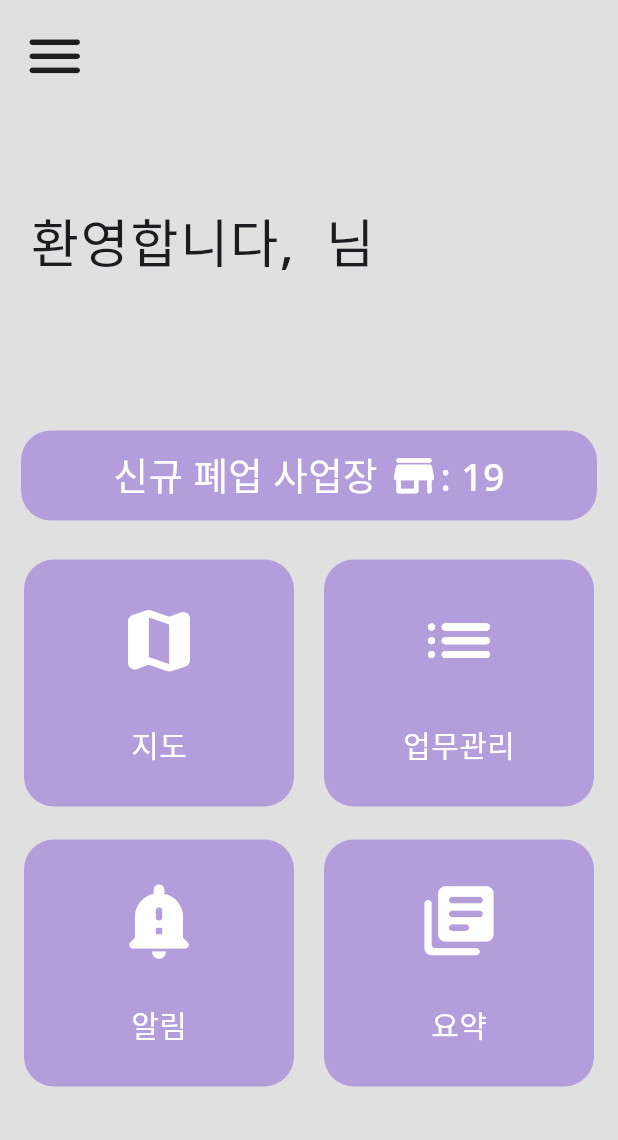
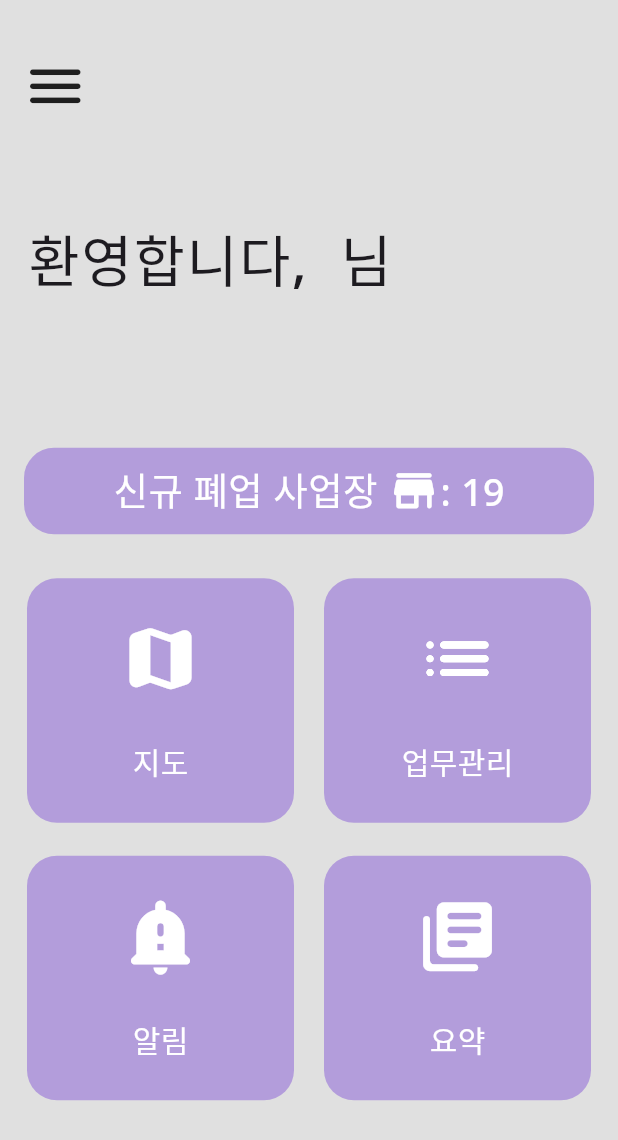
Before and after one commit to Carcassi0/ToyProject_1, a Flutter app: the screen it shows once a user with an empty profile is signed in, on a phone screen of 412 x 824 dp. Shown: the top 1140 px of the screen. Run offline on Flutter 3.47's test engine with Material 3 defaults, Android fonts, the phone set to English and light mode, and no system bars; our stand-ins replace camera, cloud_firestore, csv, firebase_auth, firebase_core, firebase_storage and 6 more; accounts and stored records are empty.

Commit message:
1. 사진 등록 이력 위아래 여백 설정 2. 업로드 사진 미리보기 화면 디자인 수정 3. 지도에서 마커 클릭시 해당 리스트뷰 카드로 스크롤 기능 추가 4. 기기별 레이아웃 대응 중

```diff
--- a/lib/camera.dart
+++ b/lib/camera.dart
@@ -25,13 +25,14 @@ class DisplayPictureScreen extends StatelessWidget {
     return Scaffold(
       backgroundColor: Theme.of(context).colorScheme.background,
       appBar: AppBar(
-        title: Text('이미지 업로드', style: GoogleFonts.bebasNeue(fontWeight: FontWeight.bold)),
+        title: Text('업로드', style: GoogleFonts.notoSans(fontWeight: FontWeight.w400)),
         leading: IconButton(
           icon: Icon(Icons.close),
           onPressed: () {
             Navigator.pop(context);
           },
         ),
+        backgroundColor: Theme.of(context).colorScheme.background,
         actions: <Widget>[
           IconButton(
             icon: const Icon(Icons.check),
--- a/lib/homePage.dart
+++ b/lib/homePage.dart
@@ -41,7 +41,7 @@ class _MyHomePageState extends State<MyHomePage> {
 
     final user = FirebaseAuth.instance.currentUser!;
 
-    var height, width;
+    double height, width;
     height = MediaQuery.of(context).size.height;
     width = MediaQuery.of(context).size.width;
 
@@ -124,7 +124,7 @@ class _MyHomePageState extends State<MyHomePage> {
             Positioned(
               left: 0,
               right: 0,
-              bottom: 50,
+              bottom: height * 0.08,
               child: ListTile(
                 leading: Icon(Icons.logout),
                 title: Text(
@@ -143,17 +143,19 @@ class _MyHomePageState extends State<MyHomePage> {
 
 
       body: SafeArea(
-        bottom: true,
+        top: true, bottom: true,
         child: SingleChildScrollView(
           scrollDirection: Axis.vertical,
           physics: const NeverScrollableScrollPhysics(),
+          child: Padding(
+            padding: const EdgeInsets.all(2.0),
             child: Container(
               color: Theme.of(context).colorScheme.background,
               child: Column(
                 crossAxisAlignment: CrossAxisAlignment.start,
                 children: [
                   Padding(
-                  padding: const EdgeInsets.only(top: 15, left: 14, right: 20),
+                    padding: EdgeInsets.only(top: height * 0.04, left: width * 0.03),
                     child: InkWell(
                       onTap: () => _scaffoldKey.currentState?.openDrawer(),
                       child: const Icon(
@@ -164,7 +166,7 @@ class _MyHomePageState extends State<MyHomePage> {
                   ),
 
                   Padding(
-                  padding: const EdgeInsets.only(top: 75, left: 20, right: 15),
+                    padding: EdgeInsets.only(top: height * 0.08, left: width * 0.04),
                     child: Column(
                       children: [
                         FutureBuilder(
@@ -178,7 +180,7 @@ class _MyHomePageState extends State<MyHomePage> {
                               return Text(
                                 '환영합니다, ${snapshot.data} 님',
                                 style: GoogleFonts.notoSans(
-                                fontSize: 35,
+                                  fontSize: width * 0.09,
                                   fontWeight: FontWeight.w500,
                                   letterSpacing: 1,
                                 )
@@ -189,9 +191,9 @@ class _MyHomePageState extends State<MyHomePage> {
                       ],
                     ),
                   ),
-                const SizedBox(height: 10),
+                  SizedBox(height: height * 0.01),
                   Padding(
-                  padding: const EdgeInsets.only(left: 22, right: 15),
+                    padding: EdgeInsets.only(left: width * 0.046),
                     child: Column(
                       children: [
                         Text(
@@ -206,7 +208,7 @@ class _MyHomePageState extends State<MyHomePage> {
                     ),
                   ),
 
-                SizedBox(height: 50),
+                  SizedBox(height: height * 0.06),
 
                   Padding(
                     padding: const EdgeInsets.all(14.0),
@@ -215,7 +217,7 @@ class _MyHomePageState extends State<MyHomePage> {
                         color: Theme.of(context).colorScheme.primary,
                         borderRadius: BorderRadius.circular(20),
                       ),
-                    height: 60,
+                      height: height * 0.07,
                       width: width,
                       child: Row(
                         mainAxisAlignment: MainAxisAlignment.center,
@@ -230,7 +232,7 @@ class _MyHomePageState extends State<MyHomePage> {
                     ),
                   ),
 
-                SizedBox(height: 5),
+                  SizedBox(height: height * 0.01),
 
                   Container(
                     decoration: const BoxDecoration(
@@ -299,6 +301,7 @@ class _MyHomePageState extends State<MyHomePage> {
             ),
           ),
         ),
+      ),
     );
   }
 }
--- a/lib/theme/themeProvider.dart
+++ b/lib/theme/themeProvider.dart
@@ -21,4 +21,5 @@ class ThemeProvider with ChangeNotifier{
   bool isDarkMode() {
     return _themeData == darkmode;
   }
+
 }
--- a/pubspec.yaml
+++ b/pubspec.yaml
@@ -54,6 +54,7 @@ dependencies:
   flutter_image_compress: ^2.1.0
   path: ^1.8.3
   location: ^5.0.3
+  popover: ^0.3.0
 
 
 dev_dependencies:
@@ -84,6 +85,7 @@ flutter:
   assets:
     - assets/baseData.csv
     - assets/non.png
+    - assets/darkModeStyle.json
 
 
   # An image asset can refer to one or more resolution-specific "variants", see
```
Also changed, not shown: lib/dataUpdate.dart (+9 -8 lines), lib/map/googleMaps.dart (+50 -15 lines), lib/map/mapScreen.dart (+38 -11 lines), lib/menuPopOver.dart (added, +25 -0 lines), pubspec.lock. Lines whose indentation alone changed are shown as unchanged.
